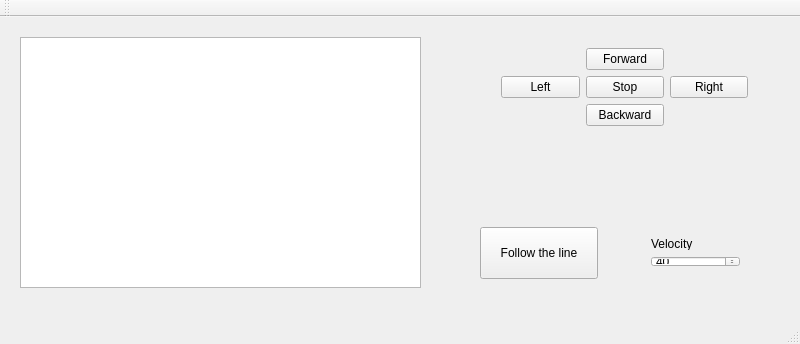
Qt form mainwindow.ui (MarvinStuede/pms) before a commit.
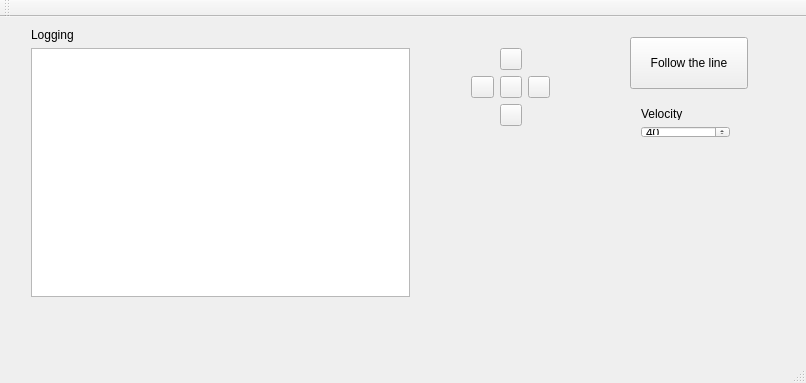
The same form after that commit. Icons and pictures are not drawn.

Patch:
```diff
--- a/mainwindow.ui
+++ b/mainwindow.ui
@@ -6,8 +6,8 @@
    <rect>
     <x>0</x>
     <y>0</y>
-    <width>800</width>
-    <height>344</height>
+    <width>806</width>
+    <height>383</height>
    </rect>
   </property>
   <property name="minimumSize">
@@ -23,9 +23,9 @@
    <widget class="QWidget" name="gridLayoutWidget">
     <property name="geometry">
      <rect>
-      <x>490</x>
+      <x>460</x>
       <y>20</y>
-      <width>269</width>
+      <width>101</width>
       <height>101</height>
      </rect>
     </property>
@@ -46,14 +46,24 @@
      <item row="1" column="1">
       <widget class="QPushButton" name="btnForward">
        <property name="text">
-        <string>Forward</string>
+        <string/>
+       </property>
+       <property name="icon">
+        <iconset>
+         <normalon>:/images/up.svg</normalon>
+        </iconset>
        </property>
       </widget>
      </item>
      <item row="2" column="2">
       <widget class="QPushButton" name="btnRight">
        <property name="text">
-        <string>Right</string>
+        <string/>
+       </property>
+       <property name="icon">
+        <iconset>
+         <normalon>:/images/right.svg</normalon>
+        </iconset>
        </property>
       </widget>
      </item>
@@ -73,14 +83,24 @@
      <item row="2" column="0">
       <widget class="QPushButton" name="btnLeft">
        <property name="text">
-        <string>Left</string>
+        <string/>
+       </property>
+       <property name="icon">
+        <iconset>
+         <normalon>:/images/left.svg</normalon>
+        </iconset>
        </property>
       </widget>
      </item>
      <item row="3" column="1">
       <widget class="QPushButton" name="btnBackward">
        <property name="text">
-        <string>Backward</string>
+        <string/>
+       </property>
+       <property name="icon">
+        <iconset>
+         <normalon>:/images/down.svg</normalon>
+        </iconset>
        </property>
       </widget>
      </item>
@@ -100,33 +120,35 @@
      <item row="2" column="1">
       <widget class="QPushButton" name="btnStop">
        <property name="text">
-        <string>Stop</string>
+        <string/>
+       </property>
+       <property name="icon">
+        <iconset>
+         <normalon>:/images/stop.svg</normalon>
+        </iconset>
        </property>
       </widget>
      </item>
+     <item row="1" column="2">
+      <spacer name="verticalSpacer">
+       <property name="orientation">
+        <enum>Qt::Vertical</enum>
+       </property>
+       <property name="sizeHint" stdset="0">
+        <size>
+         <width>20</width>
+         <height>40</height>
+        </size>
+       </property>
+      </spacer>
+     </item>
     </layout>
    </widget>
-   <widget class="QListView" name="listOutput">
-    <property name="geometry">
-     <rect>
-      <x>20</x>
-      <y>20</y>
-      <width>401</width>
-      <height>251</height>
-     </rect>
-    </property>
-    <property name="sizePolicy">
-     <sizepolicy hsizetype="Fixed" vsizetype="Fixed">
-      <horstretch>0</horstretch>
-      <verstretch>0</verstretch>
-     </sizepolicy>
-    </property>
-   </widget>
    <widget class="QPushButton" name="btnLine">
     <property name="geometry">
      <rect>
-      <x>480</x>
-      <y>210</y>
+      <x>630</x>
+      <y>20</y>
       <width>118</width>
       <height>52</height>
      </rect>
@@ -144,10 +166,10 @@
    <widget class="QWidget" name="verticalLayoutWidget">
     <property name="geometry">
      <rect>
-      <x>640</x>
-      <y>210</y>
+      <x>630</x>
+      <y>80</y>
       <width>111</width>
-      <height>51</height>
+      <height>52</height>
      </rect>
     </property>
     <layout class="QVBoxLayout" name="verticalLayout">
@@ -170,6 +192,41 @@
      </item>
     </layout>
    </widget>
+   <widget class="QWidget" name="">
+    <property name="geometry">
+     <rect>
+      <x>20</x>
+      <y>0</y>
+      <width>401</width>
+      <height>291</height>
+     </rect>
+    </property>
+    <layout class="QVBoxLayout" name="verticalLayout_2">
+     <item>
+      <widget class="QLabel" name="label_2">
+       <property name="sizePolicy">
+        <sizepolicy hsizetype="Preferred" vsizetype="Fixed">
+         <horstretch>0</horstretch>
+         <verstretch>0</verstretch>
+        </sizepolicy>
+       </property>
+       <property name="text">
+        <string>Logging</string>
+       </property>
+      </widget>
+     </item>
+     <item>
+      <widget class="QListView" name="listOutput">
+       <property name="sizePolicy">
+        <sizepolicy hsizetype="Expanding" vsizetype="Expanding">
+         <horstretch>0</horstretch>
+         <verstretch>0</verstretch>
+        </sizepolicy>
+       </property>
+      </widget>
+     </item>
+    </layout>
+   </widget>
   </widget>
   <widget class="QMenuBar" name="menuBar">
    <property name="geometry">
```
Left out of the diff: 2 changed lines with no effect on the pictures.
